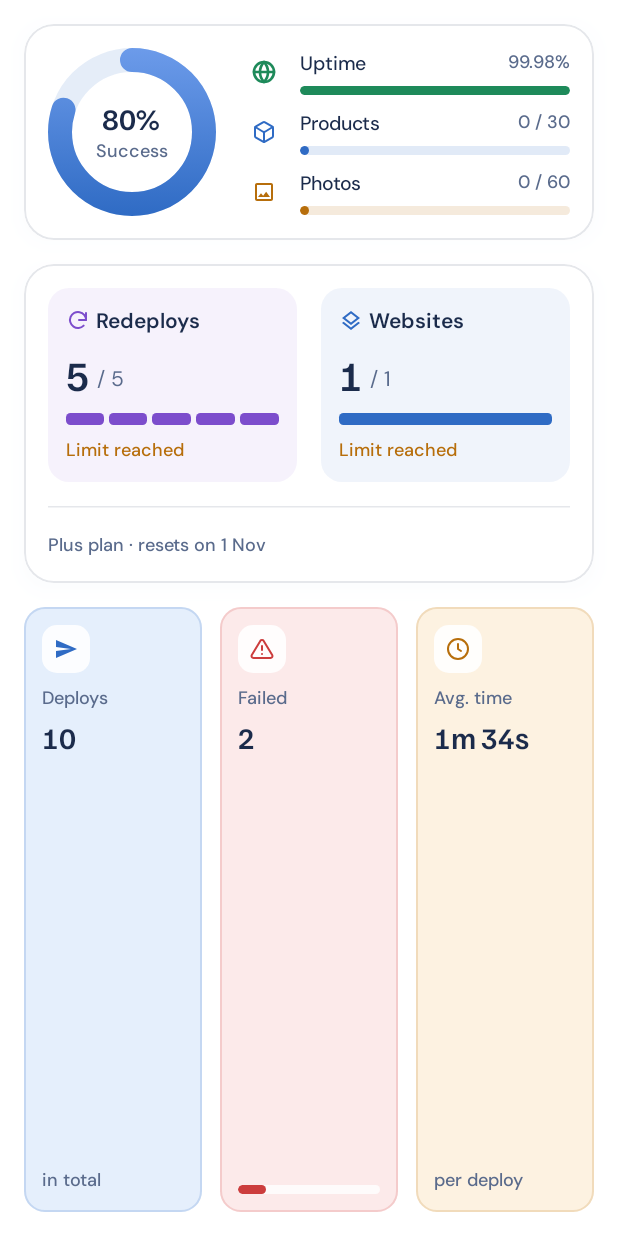
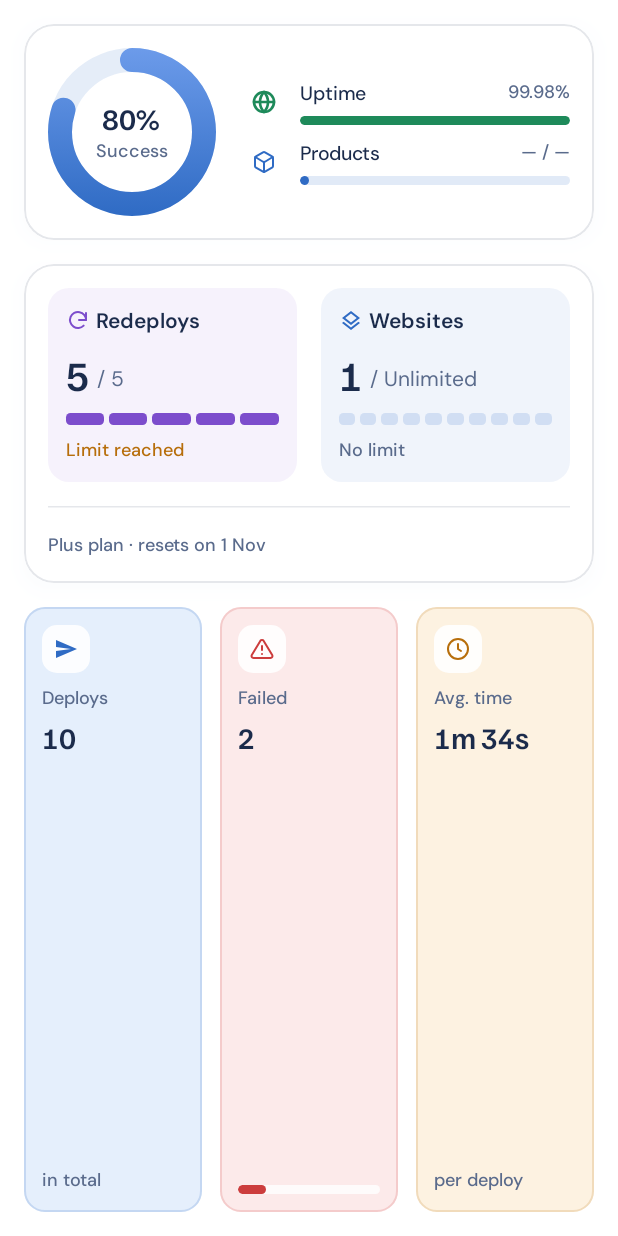
Before and after one commit to lilyleena/WebBlock-Android, an Android app built with Jetpack Compose: the @Preview function SummaryComponentsPreview, on a phone screen of 412 x 824 dp. Run offline under Robolectric (Android 15) with nearby library versions, the phone set to English and light mode, and no system bars.

Commit message:
Monitor limits as on iOS (dev ebeda9f): Payment's limit null = unlimited for every meter ("12 / Unlimited", empty bar, "No limit"), a meter Payment didn't send shows "/ —" ("Limit not available"), used null shows "—"; no hard-coded limits on the API path (PlanTier keeps titles only, sample numbers in the mock); photos bar only with Payment's photos metric; Payment's labels as titles. account-email-missing message dropped (gone from /sessions/google)

```diff
--- a/core/src/main/java/com/kshrd/core/api/ApiMessages.kt
+++ b/core/src/main/java/com/kshrd/core/api/ApiMessages.kt
@@ -22,7 +22,6 @@ object ApiMessages {
             "account-suspended" to "This account is suspended. Contact WebBlock support.",
             "account-not-found" to "Create your account on the WebBlock website first, then sign in here.",
             "account-email-in-use" to "This email already has a WebBlock account. Sign in with its email and password.",
-            "account-email-missing" to "Your Google account didn't share an email address, so WebBlock can't sign you in with it.",
             "otp-too-many-attempts" to "Too many wrong codes. Ask for a new code and try again.",
             "otp-invalid" to "That code isn't right. Try again.",
             "otp-expired" to "That code has expired. Ask for a new one.",
--- a/features/src/main/java/com/kshrd/features/monitor/domain/model/MonitorData.kt
+++ b/features/src/main/java/com/kshrd/features/monitor/domain/model/MonitorData.kt
@@ -4,15 +4,30 @@ import androidx.compose.runtime.Immutable
 
 enum class SiteHealth { Online, Draft, Offline }
 
-/** What the owner's plan allows. Activity logs are shown to everyone in the iOS design. */
+/**
+ * One plan allowance, from Payment's `metrics[].limit` (decision D1): a number, or [Unlimited] when Payment sends
+ * `limit: null` (an admin removed the limit). A meter Payment didn't send has no [UsageLimit] at all (`null`).
+ */
+sealed interface UsageLimit {
+    @Immutable
+    data class Limited(
+        val value: Int,
+    ) : UsageLimit
+
+    data object Unlimited : UsageLimit
+}
+
+/**
+ * What the owner's plan allows. Activity logs are shown to everyone in the iOS design.
+ * A `null` limit means Payment didn't send that meter: the screen shows "/ —".
+ */
 @Immutable
 data class Plan(
     val name: String,
     val logsEnabled: Boolean,
-    val maxProducts: Int = 0,
-    val maxPhotos: Int = 0,
-    val maxRedeploys: Int = 0,
-    val maxWebsites: Int = 0,
+    val maxProducts: UsageLimit? = null,
+    val maxRedeploys: UsageLimit? = null,
+    val maxWebsites: UsageLimit? = null,
 )
 
 @Immutable
@@ -32,15 +47,27 @@ enum class UsageKind { Products, Photos }
 data class UsageMeter(
     val kind: UsageKind,
     val used: Int,
-    val limit: Int,
+    /** `null`: Payment didn't send this meter's limit. */
+    val limit: UsageLimit?,
     /** Payment's title for the meter; `null` keeps the app's own. */
     val label: String? = null,
     /** Payment could not count it (`used: null`): the screen shows "—" or no bar instead of 0. */
     val isUsedUnknown: Boolean = false,
 ) {
-    val left: Int get() = (limit - used).coerceAtLeast(0)
-    val fraction: Float get() = if (limit == 0) 0f else (used.toFloat() / limit).coerceIn(0f, 1f)
+    /** Share of the limit used; 0 (an empty bar) when unlimited, unknown or without a limit. */
+    val fraction: Float get() = usedFraction(used, limit, isUsedUnknown)
 }
+
+/** Share of [limit] used, for a bar: 0 when unlimited, not sent, unknown or a zero limit. */
+fun usedFraction(
+    used: Int,
+    limit: UsageLimit?,
+    isUsedUnknown: Boolean = false,
+): Float =
+    when {
+        isUsedUnknown || limit !is UsageLimit.Limited || limit.value <= 0 -> 0f
+        else -> (used.toFloat() / limit.value).coerceIn(0f, 1f)
+    }
 
 enum class LogCategory { Deploys, Products, Business }
 
--- a/features/src/main/java/com/kshrd/features/monitor/presentation/components/SummaryComponents.kt
+++ b/features/src/main/java/com/kshrd/features/monitor/presentation/components/SummaryComponents.kt
@@ -63,17 +63,24 @@ import com.kshrd.coreui.theme.Space
 import com.kshrd.coreui.theme.wb
 import com.kshrd.features.R
 import com.kshrd.features.monitor.domain.model.MonitorData
+import com.kshrd.features.monitor.domain.model.UsageKind
+import com.kshrd.features.monitor.domain.model.UsageLimit
+import com.kshrd.features.monitor.domain.model.UsageMeter
+import com.kshrd.features.monitor.domain.model.usedFraction
 import kotlin.math.max
 import kotlin.math.min
 import kotlin.math.roundToInt
 
 private const val PERCENT = 100
+private const val MAX_SEGMENTS = 10
 
 /** iOS "Summary" card: the success ring next to uptime / products / photos bars. */
 @Composable
 fun SummaryCard(data: MonitorData) {
     val wb = MaterialTheme.wb
-    val plan = data.plan
+    val products = data.usage.firstOrNull { it.kind == UsageKind.Products }
+    // Shown only when Payment sends a photos metric (the mock always has one).
+    val photos = data.usage.firstOrNull { it.kind == UsageKind.Photos }
     WbCard {
         Row(verticalAlignment = Alignment.CenterVertically, horizontalArrangement = Arrangement.spacedBy(Space.m)) {
             SuccessRing(succeeded = data.succeededCount, failed = data.failedCount)
@@ -88,29 +95,39 @@ fun SummaryCard(data: MonitorData) {
                 MetricBar(
                     icon = WebIcons.Package,
                     tint = wb.brand,
-                    title = stringResource(R.string.bm_products),
-                    value = stringResource(R.string.bm_used_of, usageUsed(data, true), plan.maxProducts),
-                    fraction = usageUsed(data, true).toFloat() / max(plan.maxProducts, 1),
+                    title = products?.label ?: stringResource(R.string.bm_products),
+                    value = usedOfText(products),
+                    fraction = products?.fraction ?: 0f,
                 )
-                MetricBar(
-                    icon = Icons.Outlined.Image,
-                    tint = wb.amber,
-                    title = stringResource(R.string.bm_photos),
-                    value = stringResource(R.string.bm_used_of, usageUsed(data, false), plan.maxPhotos),
-                    fraction = usageUsed(data, false).toFloat() / max(plan.maxPhotos, 1),
-                )
+                if (photos != null) {
+                    MetricBar(
+                        icon = Icons.Outlined.Image,
+                        tint = wb.amber,
+                        title = photos.label ?: stringResource(R.string.bm_photos),
+                        value = usedOfText(photos),
+                        fraction = photos.fraction,
+                    )
+                }
             }
         }
     }
 }
 
-private fun usageUsed(
-    data: MonitorData,
-    products: Boolean,
-): Int =
-    data.usage
-        .firstOrNull { (it.kind == com.kshrd.features.monitor.domain.model.UsageKind.Products) == products }
-        ?.used ?: 0
+/** "26 / 30", "12 / Unlimited", "— / 30" (not counted yet) or "— / —" (Payment sent no meter). */
+@Composable
+private fun usedOfText(meter: UsageMeter?): String {
+    val used = if (meter == null || meter.isUsedUnknown) stringResource(R.string.bm_dash) else meter.used.toString()
+    return stringResource(R.string.bm_used_of_text, used, limitText(meter?.limit))
+}
+
+/** The limit as shown: a number, "Unlimited", or "—" when Payment didn't send it. */
+@Composable
+private fun limitText(limit: UsageLimit?): String =
+    when (limit) {
+        is UsageLimit.Limited -> limit.value.toString()
+        UsageLimit.Unlimited -> stringResource(R.string.bm_unlimited)
+        null -> stringResource(R.string.bm_dash)
+    }
 
 /** Ring with the success percentage in the middle. */
 @Composable
@@ -204,8 +221,22 @@ fun PlanUsageCard(data: MonitorData) {
     WbCard {
         Column(verticalArrangement = Arrangement.spacedBy(Space.m)) {
             Row(horizontalArrangement = Arrangement.spacedBy(Space.m)) {
-                UsageTile(WebIcons.Refresh, wb.purple, stringResource(R.string.bm_redeploys), data.redeploysUsed, plan.maxRedeploys, Modifier.weight(1f))
-                UsageTile(Icons.Outlined.Layers, wb.brand, stringResource(R.string.bm_websites_label), data.websitesUsed, plan.maxWebsites, Modifier.weight(1f))
+                UsageTile(
+                    WebIcons.Refresh,
+                    wb.purple,
+                    data.redeploysLabel ?: stringResource(R.string.bm_redeploys),
+                    data.redeploysUsed,
+                    plan.maxRedeploys,
+                    Modifier.weight(1f),
+                )
+                UsageTile(
+                    Icons.Outlined.Layers,
+                    wb.brand,
+                    data.websitesLabel ?: stringResource(R.string.bm_websites_label),
+                    data.websitesUsed,
+                    plan.maxWebsites,
+                    Modifier.weight(1f),
+                )
             }
             HorizontalDivider(color = wb.border)
             Text(
@@ -224,22 +255,30 @@ private fun UsageTile(
     tint: Color,
     title: String,
     used: Int,
-    limit: Int,
+    limit: UsageLimit?,
     modifier: Modifier = Modifier,
 ) {
     val wb = MaterialTheme.wb
-    val left = max(limit - used, 0)
-    val full = used >= limit
-    val segments = min(max(limit, 1), 10)
-    val filled = (min(used.toFloat() / max(limit, 1), 1f) * segments).roundToInt()
-    val caption = if (full) stringResource(R.string.bm_limit_reached) else stringResource(R.string.bm_left, left)
+    val cap = (limit as? UsageLimit.Limited)?.value
+    val full = cap != null && used >= cap
+    // Unlimited or not sent: an empty row of blocks.
+    val segments = if (cap != null) min(max(cap, 1), MAX_SEGMENTS) else MAX_SEGMENTS
+    val filled = (usedFraction(used, limit) * segments).roundToInt()
+    val limitLabel = limitText(limit)
+    val caption =
+        when {
+            limit == null -> stringResource(R.string.bm_limit_not_available)
+            limit == UsageLimit.Unlimited -> stringResource(R.string.bm_no_limit)
+            full -> stringResource(R.string.bm_limit_reached)
+            else -> stringResource(R.string.bm_left, max((cap ?: 0) - used, 0))
+        }
     Column(
         verticalArrangement = Arrangement.spacedBy(Space.xs),
         modifier =
             modifier
                 .background(tint.copy(alpha = 0.07f), RoundedCornerShape(Radius.panel))
                 .padding(Space.s)
-                .clearAndSetSemantics { contentDescription = "$title: $used / $limit, $caption" },
+                .clearAndSetSemantics { contentDescription = "$title: $used / $limitLabel, $caption" },
     ) {
         Row(verticalAlignment = Alignment.CenterVertically, horizontalArrangement = Arrangement.spacedBy(Space.xxs)) {
             Icon(icon, contentDescription = null, tint = tint, modifier = Modifier.size(Sizes.iconSmall))
@@ -248,7 +287,7 @@ private fun UsageTile(
         Row(verticalAlignment = Alignment.Bottom, horizontalArrangement = Arrangement.spacedBy(Space.xxs)) {
             Text("$used", style = MaterialTheme.typography.headlineLarge, color = wb.text)
             Text(
-                stringResource(R.string.bm_slash_limit, limit),
+                stringResource(R.string.bm_slash_text, limitLabel),
                 style = MaterialTheme.typography.bodyMedium,
                 color = wb.muted,
                 modifier = Modifier.padding(bottom = Space.xxs),
--- a/features/src/main/res/values/strings_business_monitor.xml
+++ b/features/src/main/res/values/strings_business_monitor.xml
@@ -92,10 +92,13 @@
     <string name="bm_uptime">Uptime</string>
     <string name="bm_products">Products</string>
     <string name="bm_photos">Photos</string>
-    <string name="bm_used_of">%1$d / %2$d</string>
     <string name="bm_redeploys">Redeploys</string>
     <string name="bm_websites_label">Websites</string>
-    <string name="bm_slash_limit">/ %1$d</string>
+    <string name="bm_used_of_text">%1$s / %2$s</string>
+    <string name="bm_slash_text">/ %1$s</string>
+    <string name="bm_unlimited">Unlimited</string>
+    <string name="bm_no_limit">No limit</string>
+    <string name="bm_limit_not_available">Limit not available</string>
     <string name="bm_left">%1$d left</string>
     <string name="bm_limit_reached">Limit reached</string>
     <string name="bm_plan_resets">%1$s plan · resets on %2$s</string>
```
Also changed, not shown: features/src/main/java/com/kshrd/features/monitor/data/source/InMemoryMonitorDataSource.kt (+23 -4 lines), features/src/main/java/com/kshrd/features/monitor/presentation/components/StatusCard.kt (+9 -1 lines), features/src/main/java/com/kshrd/features/remote/mapper/MonitorMapper.kt (+16 -15 lines), features/src/main/java/com/kshrd/features/remote/mapper/PlanTier.kt (+6 -11 lines), 3 other files.
